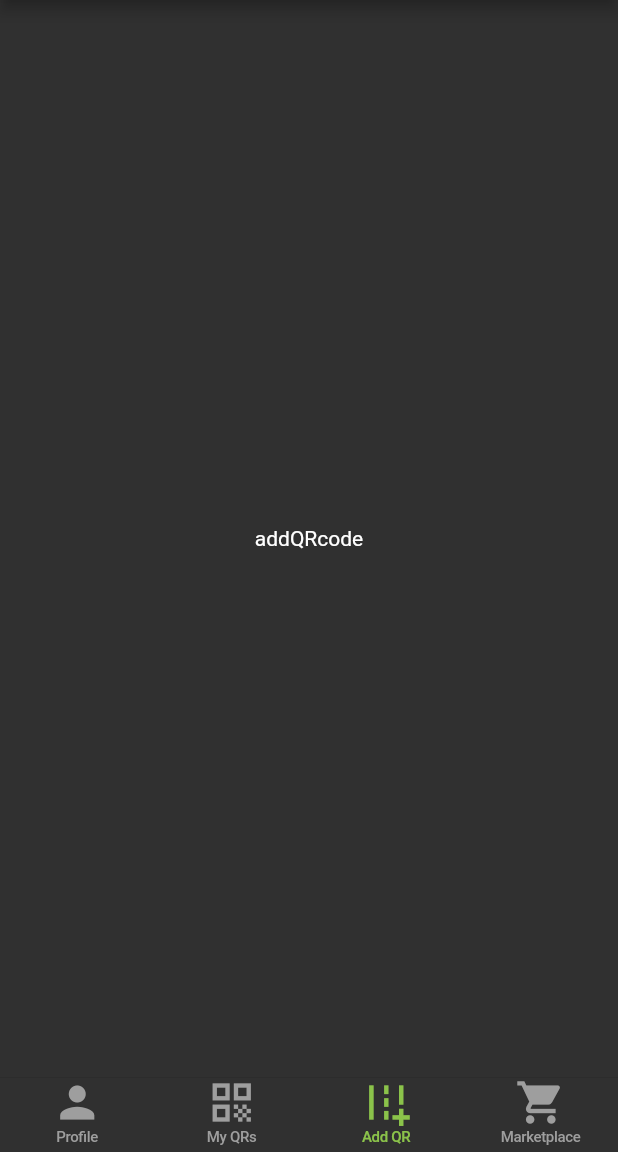
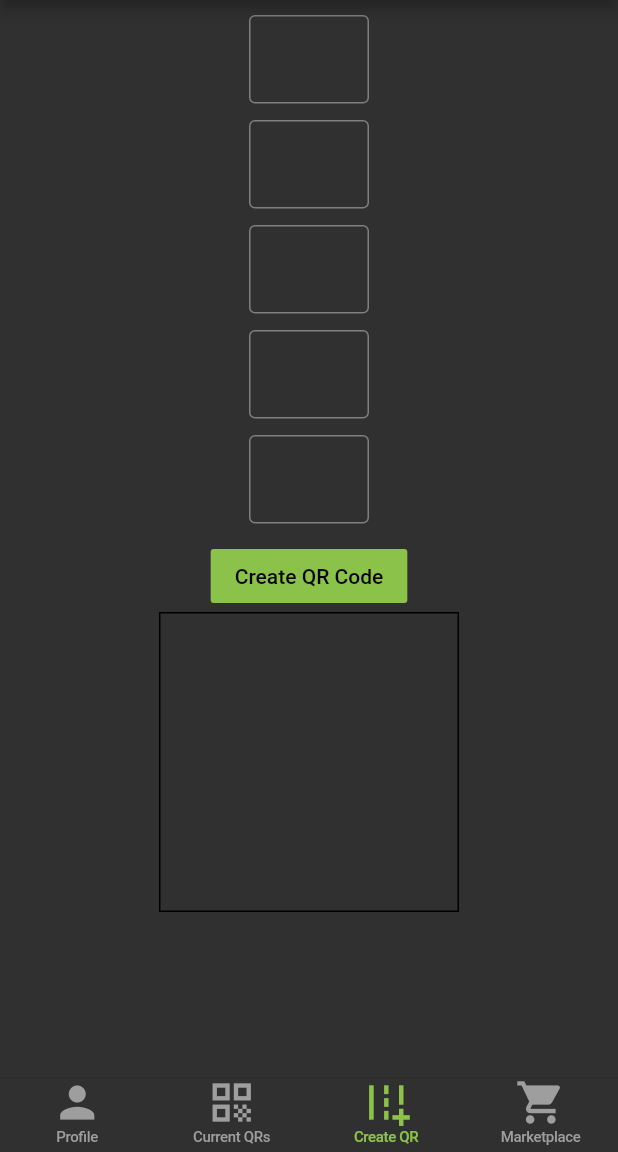
Before and after one commit to alperari/ProjectVirtualSize, a Flutter app: the screen it shows once a user with an empty profile is signed in, swiped to page 3, on a phone screen of 412 x 824 dp, the part 84-1236 px from its top. Run offline on Flutter 3.47's test engine with Material 2 defaults, Android fonts, the phone set to English and light mode, and no system bars; our stand-ins replace cloud_firestore, email_validator, firebase_auth, firebase_core, qr_flutter; accounts and stored records are empty; Roboto replaces fonts that are missing (Arial).

Commit message:
Working on generating QR code, adding into firestore

```diff
--- a/lib/Home.dart
+++ b/lib/Home.dart
@@ -7,8 +7,11 @@ import 'package:flutter/cupertino.dart';
 
 import "package:virtual_size_app/navigationPages/Profile.dart";
 import "package:virtual_size_app/navigationPages/myQRcodes.dart";
-import "package:virtual_size_app/navigationPages/addQRcode.dart";
+import "package:virtual_size_app/navigationPages/createQRcode.dart";
 import "package:virtual_size_app/navigationPages/market.dart";
+
+
+
 
 class Home extends StatefulWidget {
   @override
@@ -61,7 +64,7 @@ class _HomeState extends State<Home> {
           children: <Widget>[
             Profile(),
             myQRcodes(),
-            addQRcode(),
+            createQRcode(),
             Market(),
           ],
           controller: pageController,
@@ -79,8 +82,8 @@ class _HomeState extends State<Home> {
           inactiveColor: Colors.grey,
           items: [
             BottomNavigationBarItem(title: Text("Profile", style: TextStyle(fontSize: 14),),icon: Icon(Icons.person)),
-            BottomNavigationBarItem(title: Text("My QRs", style: TextStyle(fontSize: 14),),icon: Icon(Icons.qr_code)),
-            BottomNavigationBarItem(title: Text("Add QR", style: TextStyle(fontSize: 14),),icon: Icon(Icons.add_road_sharp,)),
+            BottomNavigationBarItem(title: Text("Current QRs", style: TextStyle(fontSize: 14),),icon: Icon(Icons.qr_code)),
+            BottomNavigationBarItem(title: Text("Create QR", style: TextStyle(fontSize: 14),),icon: Icon(Icons.add_road_sharp,)),
             BottomNavigationBarItem(title: Text("Marketplace", style: TextStyle(fontSize: 14),),icon: Icon(Icons.shopping_cart)),
 
           ],
--- a/lib/navigationPages/addQRcode.dart
+++ /dev/null
@@ -1,13 +0,0 @@
-import "package:flutter/material.dart";
-
-class addQRcode extends StatefulWidget {
-  @override
-  _addQRcodeState createState() => _addQRcodeState();
-}
-
-class _addQRcodeState extends State<addQRcode> {
-  @override
-  Widget build(BuildContext context) {
-    return Center(child:Text("addQRcode"));
-  }
-}
--- /dev/null
+++ b/lib/navigationPages/createQRcode.dart
@@ -0,0 +1,204 @@
+import "package:flutter/material.dart";
+import 'package:qr_flutter/qr_flutter.dart';
+import 'package:uuid/uuid.dart';
+
+import 'package:virtual_size_app/services/databaseServices.dart';
+
+class createQRcode extends StatefulWidget {
+  @override
+  _createQRcodeState createState() => _createQRcodeState();
+}
+
+class _createQRcodeState extends State<createQRcode> {
+
+  final _formKey = GlobalKey<FormState>();
+  double input1, input2, input3, input4, input5;
+  bool isset=false;
+  QrImage image = null;
+  String QR_id;
+
+
+  Future<void> createQR_FireStore(Map<String,double> data) async{
+    await usersRef.doc()
+  }
+
+  void createQR(Map<String,double> data){
+    setState(() {
+      image = QrImage(
+        data: data.toString(),
+        version: QrVersions.auto,
+        size: 200.0,
+      );
+      QR_id = Uuid().v4();
+      isset = true;
+    });
+  }
+
+
+
+  @override
+  Widget build(BuildContext context) {
+    return Container(
+      padding: EdgeInsets.all(10),
+      child: ListView(
+        children: [
+
+          Form(
+            key: _formKey,
+            child: Column(
+              children: [
+                SizedBox(
+                  width:80,
+                  height: 60,
+                  child: TextFormField(
+                    decoration: new InputDecoration(
+                      border: OutlineInputBorder(
+                        borderSide: BorderSide(color: Colors.black),
+                      ),
+
+                    ),
+                    keyboardType: TextInputType.number,
+                    validator: (value) {
+                      if(value.isEmpty) {
+                        return 'Enter value!';
+                      }
+                      return null;
+                    },
+                    onSaved: (String value) {
+                      input1 = double.parse(value);
+                    },
+                  ),
+                ),
+                SizedBox(height: 10,),
+                SizedBox(
+                  width:80,
+                  height: 60,
+                  child: TextFormField(
+                    decoration: new InputDecoration(
+                      border: OutlineInputBorder(
+                        borderSide: BorderSide(color: Colors.black),
+                      ),
+
+                    ),
+                    keyboardType: TextInputType.number,
+                    validator: (value) {
+                      if(value.isEmpty) {
+                        return 'Enter value!';
+                      }
+                      return null;
+                    },
+                    onSaved: (String value) {
+                      input2 = double.parse(value);
+                    },
+                  ),
+                ),
+                SizedBox(height: 10,),
+                SizedBox(
+                  width:80,
+                  height: 60,
+                  child: TextFormField(
+                    decoration: new InputDecoration(
+                      border: OutlineInputBorder(
+                        borderSide: BorderSide(color: Colors.black),
+                      ),
+
+                    ),
+                    keyboardType: TextInputType.number,
+                    validator: (value) {
+                      if(value.isEmpty) {
+                        return 'Enter value!';
+                      }
+                      return null;
+                    },
+                    onSaved: (String value) {
+                      input3 = double.parse(value);
+                    },
+                  ),
+                ),
+                SizedBox(height: 10,),
+                SizedBox(
+                  width:80,
+                  height: 60,
+                  child: TextFormField(
+                    decoration: new InputDecoration(
+                      border: OutlineInputBorder(
+                        borderSide: BorderSide(color: Colors.black),
+                      ),
+
+                    ),
+                    keyboardType: TextInputType.number,
+                    validator: (value) {
+                      if(value.isEmpty) {
+                        return 'Enter value!';
+                      }
+                      return null;
+                    },
+                    onSaved: (String value) {
+                      input4 = double.parse(value);
+                    },
+                  ),
+                ),
+                SizedBox(height: 10,),
+                SizedBox(
+                  width:80,
+                  height: 60,
+                  child: TextFormField(
+                    decoration: new InputDecoration(
+                      border: OutlineInputBorder(
+                        borderSide: BorderSide(color: Colors.black),
+                      ),
+
+                    ),
+                    keyboardType: TextInputType.number,
+                    validator: (value) {
+                      if(value.isEmpty) {
+                        return 'Enter value!';
+                      }
+                      return null;
+                    },
+                    onSaved: (String value) {
+                      input5 = double.parse(value);
+                    },
+                  ),
+                ),
+                SizedBox(height: 10,),
+                FlatButton(
+                  onPressed: ()  {
+                    if(_formKey.currentState.validate()) {
+                      _formKey.currentState.save();
+
+                     if(!isset){
+                       Map<String,double> data = {"input1":input1, "input2":input2,"input3":input3,"input4":input4,"input5":input5};
+
+                       createQR(data);
+
+                       print(QR_id);
+                     }
+                    }
+                  },
+                  child: Text("Create QR Code", style: TextStyle(color:Colors.black),),
+                  color: Colors.lightGreen,
+                ),
+
+                Container(
+                  child: !isset? Container(
+                    width: 200,
+                    height: 200,
+                    decoration: BoxDecoration(
+                        border: Border.all(color: Colors.black)
+                    ),
+                  ):
+                 image
+                )
+              ],
+
+            ),
+
+          ),
+
+
+        ],
+      ),
+    );
+  }
+}
--- a/lib/services/databaseServices.dart
+++ b/lib/services/databaseServices.dart
@@ -1,6 +1,8 @@
 import "package:cloud_firestore/cloud_firestore.dart";
+import 'package:firebase_auth/firebase_auth.dart';
 
 final usersRef = FirebaseFirestore.instance.collection("users");
+final auth = FirebaseAuth.instance.currentUser;
 
 Future<void> CreateUserInFirestore(String uid, String email, String fullname)async{
   usersRef.doc(uid).set({
--- a/pubspec.yaml
+++ b/pubspec.yaml
@@ -37,6 +37,9 @@ dev_dependencies:
   firebase_auth: ^1.4.1
   provider: ^5.0.0
   email_validator: ^2.0.1
+  qr_flutter: ^4.0.0
+  uuid: ^3.0.4
+
 # For information on the generic Dart part of this file, see the
 # following page: https://dart.dev/tools/pub/pubspec
 
```
Also changed, not shown: pubspec.lock.
